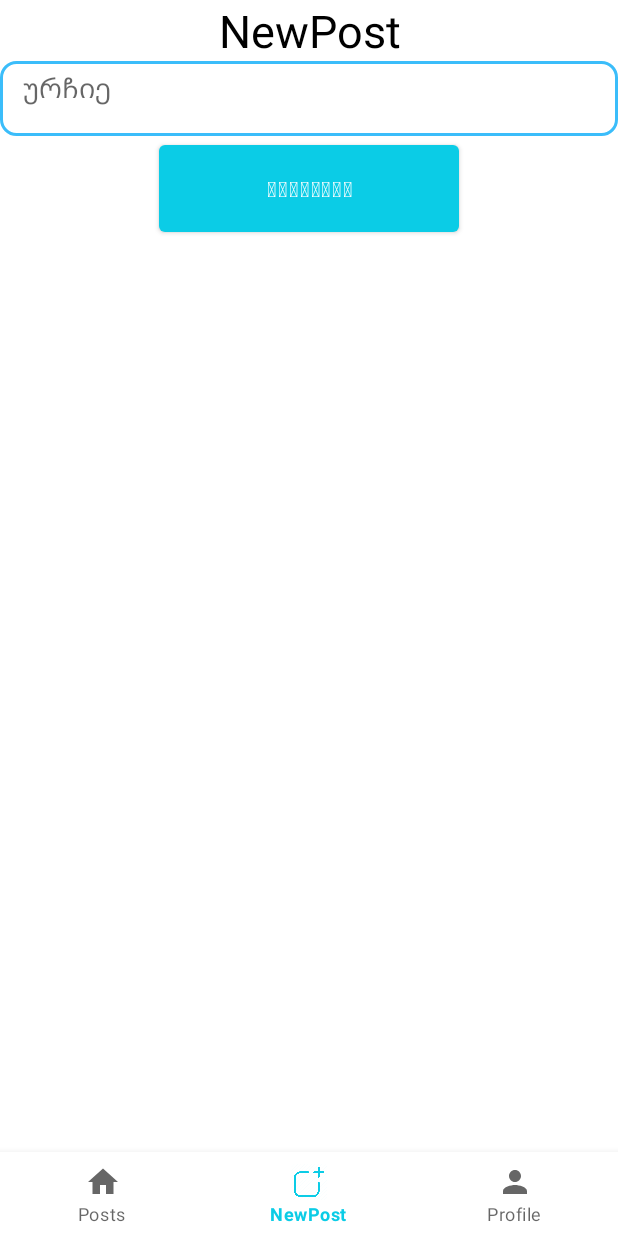
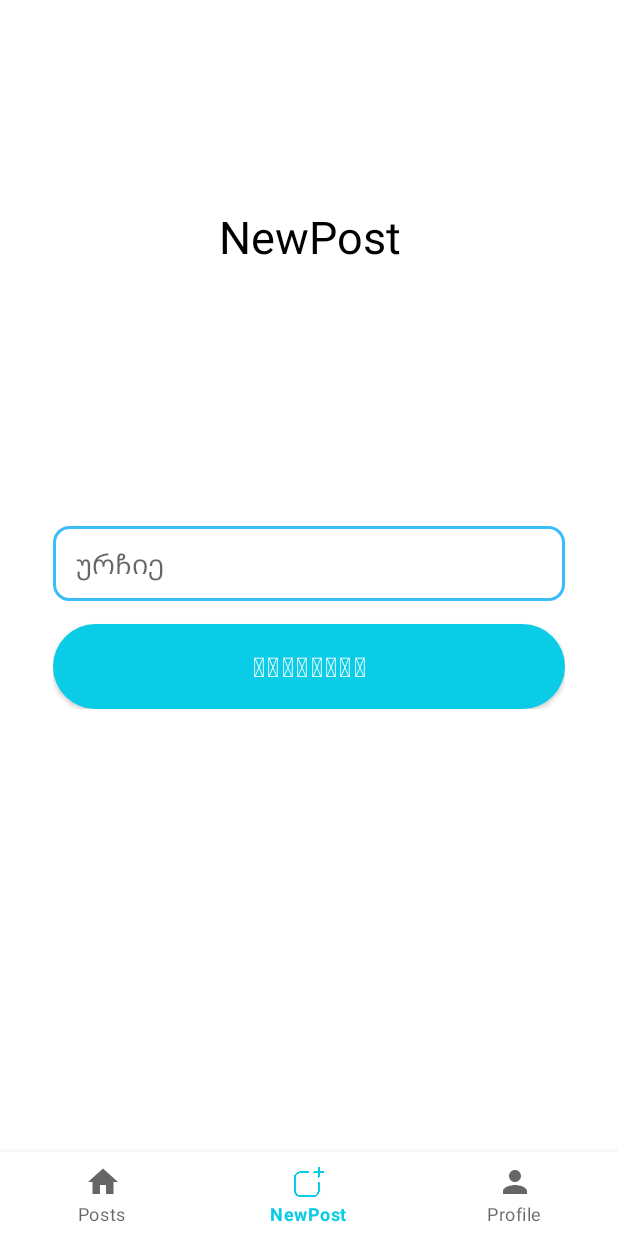
Before and after one commit to Tornike222/Finals, an Android app: the NewpostFragment screen opened through its navigation route, on a phone screen of 412 x 824 dp. Run offline under Robolectric (Android 15) with nearby library versions, the phone set to English and light mode, and no system bars; our stand-ins replace Firebase (no records; nobody signed in at launch, a user with empty details on screens opened directly), navigation-ui; pictures from the network do not load.

Commit message:
Last Fragment

```diff
--- a/app/src/main/java/com/example/afinal/NavFragments/ProfileFragment.kt
+++ b/app/src/main/java/com/example/afinal/NavFragments/ProfileFragment.kt
@@ -26,7 +26,7 @@ class ProfileFragment: Fragment(){
     private lateinit var editPersonPhoto: EditText
     private lateinit var editPersonPassword: EditText
     private lateinit var buttonSave: Button
-    private lateinit var buttonLogout:Button
+    private lateinit var buttonLogout:ImageView
     private val auth = FirebaseAuth.getInstance()
     private val data = FirebaseDatabase.getInstance().getReference("UserInfo")
 
--- a/app/src/main/res/layout/activity_login.xml
+++ b/app/src/main/res/layout/activity_login.xml
@@ -18,7 +18,4 @@
         app:layout_constraintTop_toTopOf="parent"
         app:navGraph="@navigation/nav_graph" />
 
-
-
-
 </androidx.constraintlayout.widget.ConstraintLayout>
--- a/app/src/main/res/layout/fragment_newpost.xml
+++ b/app/src/main/res/layout/fragment_newpost.xml
@@ -1,5 +1,5 @@
 <?xml version="1.0" encoding="utf-8"?>
-<LinearLayout xmlns:android="http://schemas.android.com/apk/res/android"
+<RelativeLayout xmlns:android="http://schemas.android.com/apk/res/android"
     xmlns:tools="http://schemas.android.com/tools"
     android:layout_width="match_parent"
     android:layout_height="match_parent"
@@ -7,35 +7,46 @@
     android:orientation="vertical"
     tools:context=".NavFragments.NewpostFragment">
 
-    <!-- TODO: Update blank fragment layout -->
-
-
     <TextView
         android:id="@+id/textView3"
         android:layout_width="match_parent"
         android:layout_height="wrap_content"
         android:text="NewPost"
+        android:gravity="center"
+        android:layout_alignParentTop="true"
+        android:layout_above="@id/form"
+        android:textAlignment="center"
         android:textColor="@color/black"
-        android:textAlignment="center"
-        android:textSize="30sp"/>
+        android:textSize="30sp" />
+
+    <LinearLayout
+        android:id="@+id/form"
+        android:layout_width="match_parent"
+        android:layout_height="wrap_content"
+        android:layout_centerInParent="true"
+        android:padding="35dp"
+        android:orientation="vertical">
 
         <EditText
             android:id="@+id/editTextNewPost"
             android:layout_width="match_parent"
             android:layout_height="50dp"
-        android:ems="10"
             android:inputType="textPersonName"
             android:background="@drawable/rounded_border"
             android:hint="ურჩიე"
-        android:paddingStart="15dp"
-        android:paddingTop="5dp"
-        android:gravity="left"/>
+            android:paddingHorizontal="15dp"/>
 
         <Button
             android:id="@+id/buttonPost"
-        android:layout_width="200dp"
-        android:layout_height="70dp"
+            android:layout_width="match_parent"
+            android:layout_height="wrap_content"
+            android:paddingVertical="10dp"
+            android:layout_marginTop="15dp"
+            android:background="@drawable/buttonstyle"
+            android:textSize="18sp"
             android:text="დაპოსტვა"
             android:layout_gravity="center"/>
 
     </LinearLayout>
+
+</RelativeLayout>
--- a/app/src/main/res/layout/fragment_recover.xml
+++ b/app/src/main/res/layout/fragment_recover.xml
@@ -70,10 +70,11 @@
         <Button
             android:id="@+id/sendButton"
             android:layout_width="match_parent"
-            android:layout_height="80dp"
+            android:layout_height="wrap_content"
+            android:paddingVertical="15dp"
             android:layout_marginTop="40dp"
             android:background="@drawable/buttonstyle"
-
+            android:textSize="16sp"
             android:text="კოდის გაგზავნა" />
     </LinearLayout>
 </androidx.constraintlayout.widget.ConstraintLayout>
```
Also changed, not shown: app/src/main/res/drawable/ic_baseline_exit_to_app_24.xml (added, +10 -0 lines), app/src/main/res/layout/fragment_profile.xml (+13 -8 lines). Lines whose indentation alone changed are shown as unchanged.
